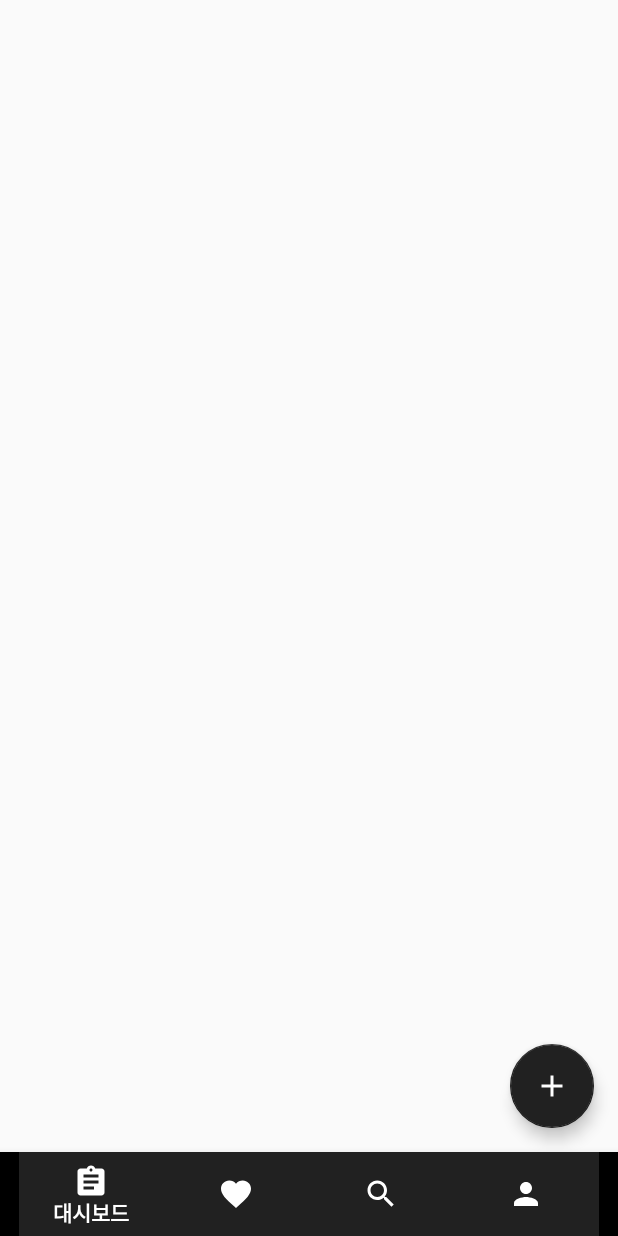
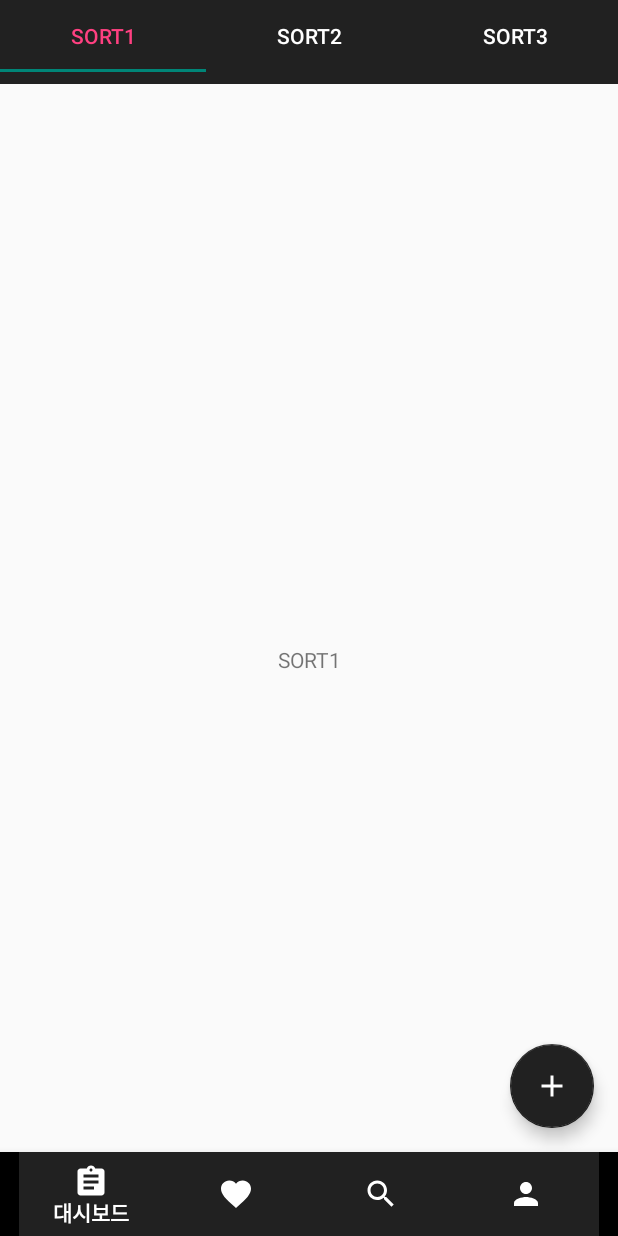
Before and after one commit to shiftpsh/Appjam14th, an Android app: the screen it shows after launch (DashboardActivity), on a phone screen of 412 x 824 dp. Run offline under Robolectric (Android 15) with nearby library versions, the phone set to English and light mode, and no system bars; our stand-ins replace data binding.

Commit message:
viewpager added

```diff
--- a/app/src/main/AndroidManifest.xml
+++ b/app/src/main/AndroidManifest.xml
@@ -1,6 +1,7 @@
 <?xml version="1.0" encoding="utf-8"?>
 <manifest xmlns:android="http://schemas.android.com/apk/res/android"
     package="kr.laptop.school.petitions">
+
     <application
         android:allowBackup="true"
         android:icon="@mipmap/ic_launcher"
@@ -16,4 +17,5 @@
             </intent-filter>
         </activity>
     </application>
+
 </manifest>
--- a/app/src/main/java/kr/laptop/school/petitions/ui/activities/DashboardActivity.java
+++ b/app/src/main/java/kr/laptop/school/petitions/ui/activities/DashboardActivity.java
@@ -2,12 +2,20 @@ package kr.laptop.school.petitions.ui.activities;
 
 import android.databinding.DataBindingUtil;
 import android.os.Bundle;
+import android.support.annotation.Nullable;
 import android.support.v4.app.Fragment;
+import android.support.v4.app.FragmentManager;
 import android.support.v4.app.FragmentPagerAdapter;
+import android.support.v4.app.FragmentStatePagerAdapter;
 import android.support.v7.app.AppCompatActivity;
 
 import kr.laptop.school.petitions.R;
 import kr.laptop.school.petitions.databinding.ActivityDashboardBinding;
+import kr.laptop.school.petitions.ui.fragments.ArticlesFragment;
+import kr.laptop.school.petitions.ui.fragments.DashboardFragment;
+import kr.laptop.school.petitions.ui.fragments.InterestFragment;
+import kr.laptop.school.petitions.ui.fragments.SearchFragment;
+import kr.laptop.school.petitions.ui.fragments.UserFragment;
 
 public class DashboardActivity extends AppCompatActivity {
 
@@ -25,17 +33,7 @@ public class DashboardActivity extends AppCompatActivity {
 
     private void initViewPager(ActivityDashboardBinding binding) {
         // TODO make fragment pager adapter
-        binding.uiFragmentContainer.setAdapter(new FragmentPagerAdapter(getSupportFragmentManager()) {
-            @Override
-            public Fragment getItem(int position) {
-                return null;
-            }
-
-            @Override
-            public int getCount() {
-                return 0;
-            }
-        });
+        binding.uiFragmentContainer.setAdapter(new ViewPagerAdapter(getSupportFragmentManager()));
     }
 
     private void initBottomNavigations(ActivityDashboardBinding binding) {
@@ -72,4 +70,38 @@ public class DashboardActivity extends AppCompatActivity {
             }
         });
     }
+
+    class ViewPagerAdapter extends FragmentStatePagerAdapter {
+        private String[] pageTitles = {"대시보드", "관심사", "검색", "나의 활동"};
+
+        public ViewPagerAdapter(FragmentManager fm) {
+            super(fm);
+        }
+
+        @Override
+        public Fragment getItem(int position) {
+            switch (position) {
+                case 0:
+                    return DashboardFragment.newInstance(pageTitles[position]);
+                case 1:
+                    return InterestFragment.newInstance(pageTitles[position]);
+                case 2:
+                    return SearchFragment.newInstance(pageTitles[position]);
+                case 3:
+                    return UserFragment.newInstance(pageTitles[position]);
+            }
+            return null;
+        }
+
+        @Override
+        public int getCount() {
+            return 4;
+        }
+
+        @Nullable
+        @Override
+        public CharSequence getPageTitle(int position) {
+            return pageTitles[position];
+        }
+    }
 }
--- /dev/null
+++ b/app/src/main/java/kr/laptop/school/petitions/ui/fragments/ArticlesFragment.java
@@ -0,0 +1,57 @@
+package kr.laptop.school.petitions.ui.fragments;
+
+import android.content.Context;
+import android.databinding.DataBindingUtil;
+import android.net.Uri;
+import android.os.Bundle;
+import android.support.v4.app.Fragment;
+import android.view.LayoutInflater;
+import android.view.View;
+import android.view.ViewGroup;
+
+import kr.laptop.school.petitions.R;
+import kr.laptop.school.petitions.databinding.FragmentArticlesBinding;
+
+public class ArticlesFragment extends Fragment {
+    private static final String ARG_SORT = "sort";
+    private String sort;
+    private FragmentArticlesBinding binding;
+
+    public ArticlesFragment() {
+    }
+
+
+    public static ArticlesFragment newInstance(String sort) {
+        ArticlesFragment fragment = new ArticlesFragment();
+        Bundle args = new Bundle();
+        args.putString(ARG_SORT, sort);
+        fragment.setArguments(args);
+        return fragment;
+    }
+
+    @Override
+    public void onCreate(Bundle savedInstanceState) {
+        super.onCreate(savedInstanceState);
+        if (getArguments() != null) {
+            sort = getArguments().getString(ARG_SORT);
+        }
+    }
+
+    @Override
+    public View onCreateView(LayoutInflater inflater, ViewGroup container,
+                             Bundle savedInstanceState) {
+        binding = DataBindingUtil.inflate(inflater, R.layout.fragment_articles, null, false);
+        if (!sort.isEmpty()) binding.desc.setText(sort);
+        return binding.getRoot();
+    }
+
+    @Override
+    public void onAttach(Context context) {
+        super.onAttach(context);
+    }
+
+    @Override
+    public void onDetach() {
+        super.onDetach();
+    }
+}
--- /dev/null
+++ b/app/src/main/java/kr/laptop/school/petitions/ui/fragments/DashboardFragment.java
@@ -0,0 +1,85 @@
+package kr.laptop.school.petitions.ui.fragments;
+
+import android.content.Context;
+import android.databinding.DataBindingUtil;
+import android.net.Uri;
+import android.os.Bundle;
+import android.support.annotation.Nullable;
+import android.support.v4.app.Fragment;
+import android.support.v4.app.FragmentManager;
+import android.support.v4.app.FragmentStatePagerAdapter;
+import android.view.LayoutInflater;
+import android.view.View;
+import android.view.ViewGroup;
+
+import kr.laptop.school.petitions.R;
+import kr.laptop.school.petitions.databinding.FragmentDashboardBinding;
+
+
+public class DashboardFragment extends Fragment {
+    public String parameter;
+
+    public DashboardFragment() {
+    }
+
+    public static DashboardFragment newInstance(String parameter) {
+        DashboardFragment fragment = new DashboardFragment();
+        Bundle args = new Bundle();
+        args.putString("parameter", parameter);
+        fragment.setArguments(args);
+        return fragment;
+    }
+
+    @Override
+    public void onCreate(@Nullable Bundle savedInstanceState) {
+        super.onCreate(savedInstanceState);
+        if (getArguments() != null) {
+            parameter = getArguments().getString("parameter");
+        }
+    }
+
+    @Override
+    public View onCreateView(LayoutInflater inflater, ViewGroup container,
+                             Bundle savedInstanceState) {
+        final FragmentDashboardBinding binding = DataBindingUtil.inflate(inflater, R.layout.fragment_dashboard, null, false);
+        final SortPagerAdapter sortPagerAdapter = new SortPagerAdapter(getFragmentManager());
+        binding.sortPager.setAdapter(sortPagerAdapter);
+        binding.sortTabs.setupWithViewPager(binding.sortPager);
+        return binding.getRoot();
+    }
+
+    @Override
+    public void onAttach(Context context) {
+        super.onAttach(context);
+    }
+
+    @Override
+    public void onDetach() {
+        super.onDetach();
+    }
+
+
+    public class SortPagerAdapter extends FragmentStatePagerAdapter {
+
+        private String[] pageTitles = {"SORT1", "SORT2", "SORT3"};
+
+        public SortPagerAdapter(FragmentManager fm) {
+            super(fm);
+        }
+
+        @Override
+        public Fragment getItem(int i) {
+            return ArticlesFragment.newInstance(pageTitles[i]);
+        }
+
+        @Override
+        public int getCount() {
+            return 3;
+        }
+
+        @Override
+        public CharSequence getPageTitle(int position) {
+            return pageTitles[position];
+        }
+    }
+}
--- /dev/null
+++ b/app/src/main/java/kr/laptop/school/petitions/ui/fragments/InterestFragment.java
@@ -0,0 +1,60 @@
+package kr.laptop.school.petitions.ui.fragments;
+
+import android.content.Context;
+import android.net.Uri;
+import android.os.Bundle;
+import android.support.v4.app.Fragment;
+import android.view.LayoutInflater;
+import android.view.View;
+import android.view.ViewGroup;
+
+import kr.laptop.school.petitions.R;
+
+/**
+ * A simple {@link Fragment} subclass.
+ * Activities that contain this fragment must implement the
+ * {@link InterestFragment.OnFragmentInteractionListener} interface
+ * to handle interaction events.
+ * Use the {@link InterestFragment#newInstance} factory method to
+ * create an instance of this fragment.
+ */
+public class InterestFragment extends Fragment {
+
+    private String parameter;
+
+    public InterestFragment() {
+    }
+
+    public static InterestFragment newInstance(String parameter) {
+        InterestFragment fragment = new InterestFragment();
+        Bundle args = new Bundle();
+        args.putString("parameter", parameter);
+        fragment.setArguments(args);
+        return fragment;
+    }
+
+    @Override
+    public void onCreate(Bundle savedInstanceState) {
+        super.onCreate(savedInstanceState);
+        if (getArguments() != null) {
+            parameter = getArguments().getString("parameter");
+        }
+    }
+
+    @Override
+    public View onCreateView(LayoutInflater inflater, ViewGroup container,
+                             Bundle savedInstanceState) {
+        // Inflate the layout for this fragment
+        return inflater.inflate(R.layout.fragment_interest, container, false);
+    }
+
+    @Override
+    public void onAttach(Context context) {
+        super.onAttach(context);
+    }
+
+    @Override
+    public void onDetach() {
+        super.onDetach();
+    }
+}
--- /dev/null
+++ b/app/src/main/res/layout/fragment_articles.xml
@@ -0,0 +1,17 @@
+<layout>
+    <FrameLayout xmlns:android="http://schemas.android.com/apk/res/android"
+        xmlns:tools="http://schemas.android.com/tools"
+        android:layout_width="match_parent"
+        android:layout_height="match_parent"
+        tools:context="kr.laptop.school.petitions.ui.fragments.ArticlesFragment">
+
+        <!-- TODO: Update blank fragment layout -->
+        <TextView
+            android:id="@+id/desc"
+            android:gravity="center"
+            android:layout_width="match_parent"
+            android:layout_height="match_parent"
+            android:text="@string/hello_blank_fragment" />
+
+    </FrameLayout>
+</layout>
--- /dev/null
+++ b/app/src/main/res/layout/fragment_dashboard.xml
@@ -0,0 +1,26 @@
+<?xml version="1.0" encoding="utf-8"?>
+<layout xmlns:android="http://schemas.android.com/apk/res/android"
+    xmlns:app="http://schemas.android.com/apk/res-auto">
+
+    <LinearLayout
+        android:layout_width="match_parent"
+        android:layout_height="match_parent"
+        android:orientation="vertical">
+
+        <android.support.design.widget.TabLayout
+            android:id="@+id/sortTabs"
+            android:layout_width="match_parent"
+            android:layout_height="wrap_content"
+            android:background="?attr/colorPrimary"
+            android:minHeight="?attr/actionBarSize"
+            app:tabGravity="fill"
+            app:tabMode="fixed"
+            app:tabSelectedTextColor="@color/colorAccent"
+            app:tabTextColor="#FFF" />
+
+        <android.support.v4.view.ViewPager
+            android:id="@+id/sortPager"
+            android:layout_width="match_parent"
+            android:layout_height="match_parent" />
+    </LinearLayout>
+</layout>
--- /dev/null
+++ b/app/src/main/res/values-w820dp/dimens.xml
@@ -0,0 +1,6 @@
+<resources>
+    <!-- Example customization of dimensions originally defined in res/values/dimens.xml
+         (such as screen margins) for screens with more than 820dp of available width. This
+         would include 7" and 10" devices in landscape (~960dp and ~1280dp respectively). -->
+    <dimen name="activity_horizontal_margin">64dp</dimen>
+</resources>
--- a/app/src/main/res/values/strings.xml
+++ b/app/src/main/res/values/strings.xml
@@ -1,3 +1,9 @@
 <resources>
     <string name="app_name">School Petitions</string>
+
+    <!-- TODO: Remove or change this placeholder text -->
+    <string name="hello_blank_fragment">Hello blank fragment</string>
+    <string name="title_activity_main">MainActivity</string>
+    <string name="action_settings">Settings</string>
+    <string name="section_format">Hello World from section: %1$d</string>
 </resources>
```
Also changed, not shown: app/build.gradle (+10 -0 lines), app/src/main/java/kr/laptop/school/petitions/ui/fragments/SearchFragment.java (added, +53 -0 lines), app/src/main/java/kr/laptop/school/petitions/ui/fragments/UserFragment.java (added, +52 -0 lines), app/src/main/res/layout/fragment_interest.xml (added, +14 -0 lines), app/src/main/res/layout/fragment_search.xml (added, +14 -0 lines), app/src/main/res/layout/fragment_user.xml (added, +14 -0 lines), app/src/main/res/menu/menu_main.xml (added, +10 -0 lines).
